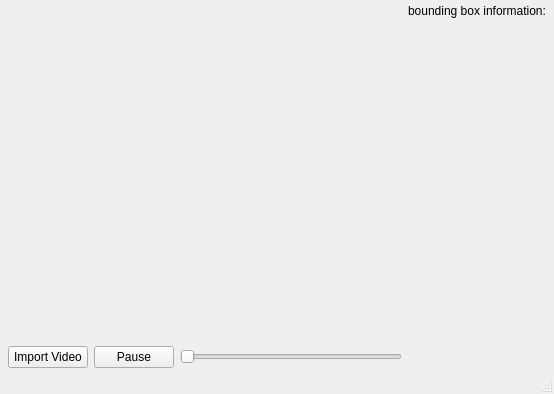
Old version of the form mainwindow.ui in the repository Daniel-ShinShen/pythonProject_FaceDetection.
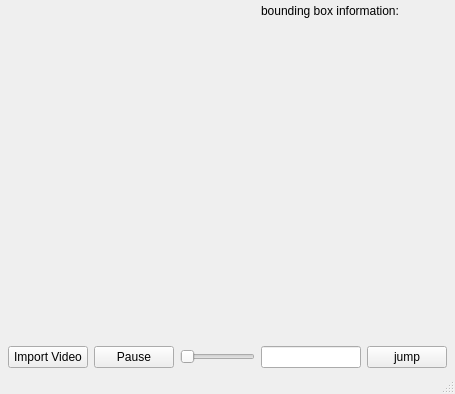
New version of the form.

Commit message: update the jump_to_frame function controlled by frame_jump_edit QLineEditor shown on the GUI in main.py

The edit to the form file:
```diff
--- a/mainwindow.ui
+++ b/mainwindow.ui
@@ -6,7 +6,7 @@
    <rect>
     <x>0</x>
     <y>0</y>
-    <width>554</width>
+    <width>455</width>
     <height>394</height>
    </rect>
   </property>
@@ -64,6 +64,40 @@
       </item>
      </layout>
     </item>
+    <item row="2" column="1">
+     <layout class="QVBoxLayout" name="verticalLayout_4">
+      <item>
+       <layout class="QHBoxLayout" name="horizontalLayout">
+        <item>
+         <widget class="QLineEdit" name="frame_jump_edit">
+          <property name="maximumSize">
+           <size>
+            <width>500</width>
+            <height>16777215</height>
+           </size>
+          </property>
+          <property name="maxLength">
+           <number>1000</number>
+          </property>
+         </widget>
+        </item>
+        <item>
+         <widget class="QPushButton" name="jump_button">
+          <property name="maximumSize">
+           <size>
+            <width>150</width>
+            <height>16777215</height>
+           </size>
+          </property>
+          <property name="text">
+           <string>jump</string>
+          </property>
+         </widget>
+        </item>
+       </layout>
+      </item>
+     </layout>
+    </item>
     <item row="0" column="0" rowspan="2">
      <layout class="QVBoxLayout" name="verticalLayout">
       <item>
```
Left out of the diff: 5 changed lines with no effect on the pictures. The commit also changes 1 other file.
